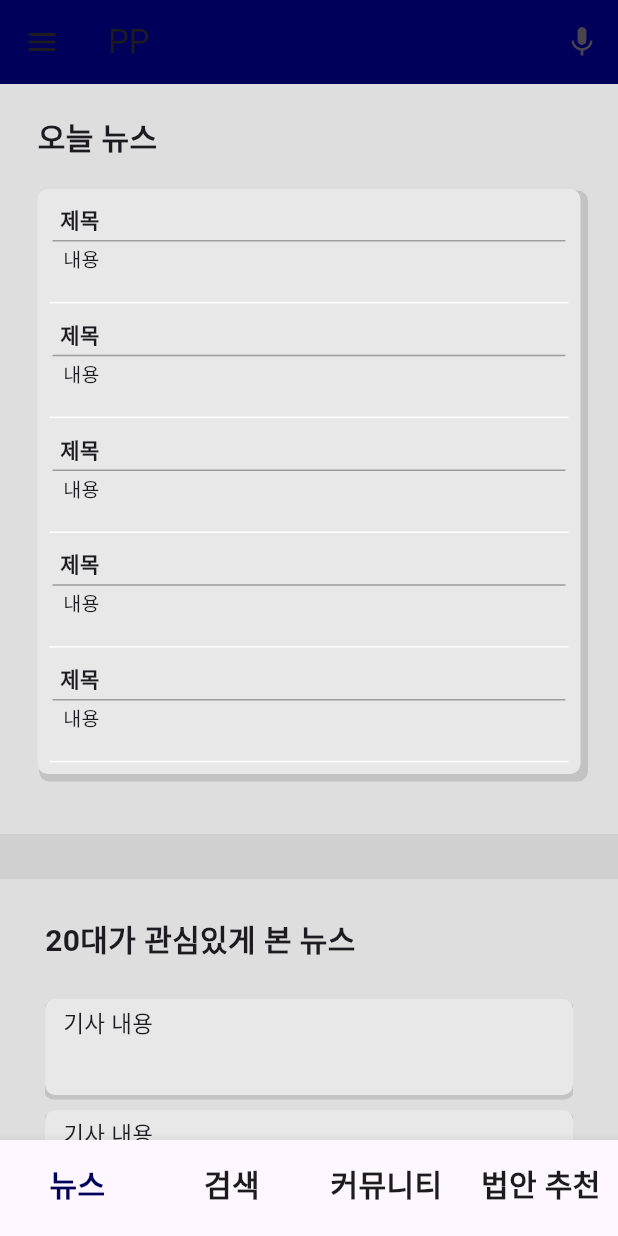
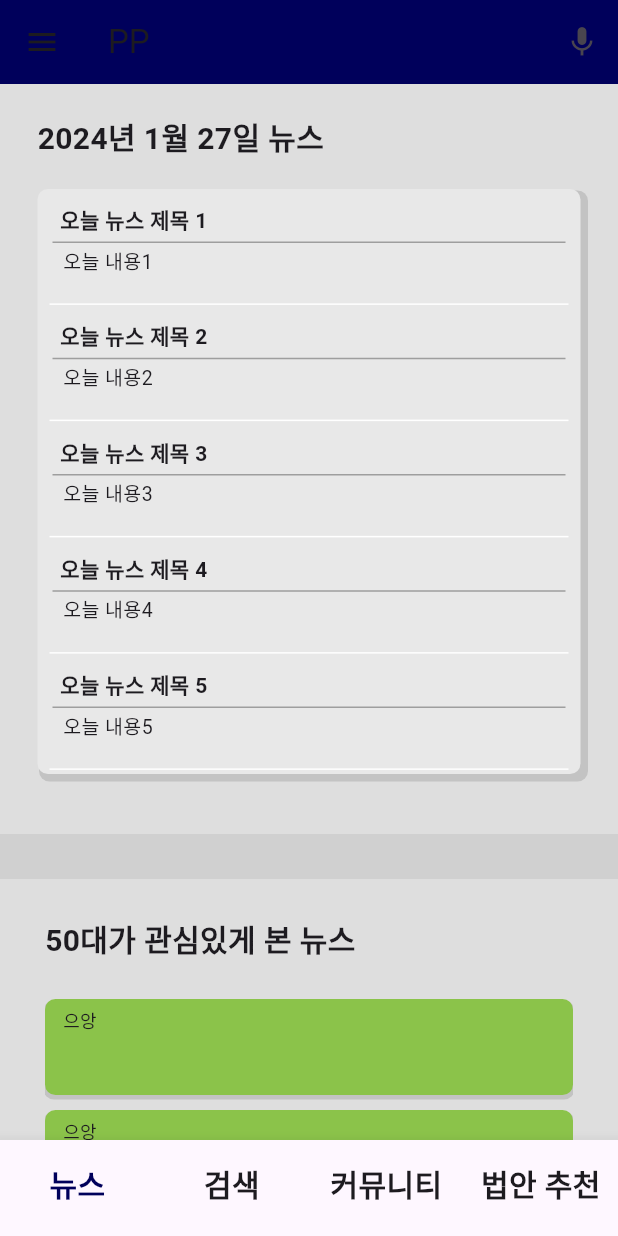
Before and after one commit to Government-Open-Data-Project/Client, a Flutter app: the screen it shows after launch, on a phone screen of 412 x 824 dp. Run offline on Flutter 3.47's test engine with Material 3 defaults, Android fonts, the phone set to English and light mode, and no system bars; our stand-ins replace dots_indicator.

Commit message:
fix. 홈 화면 동적 수정 아직 미완

```diff
--- a/lib/home.dart
+++ b/lib/home.dart
@@ -2,39 +2,44 @@ import 'package:flutter/material.dart';
 import 'package:dots_indicator/dots_indicator.dart';
 
 
-class PopupInfo {
-  final String title;
-  final String content;
-  PopupInfo({required this.title, required this.content});
+class NewsDetail {
+  final String title; // 기사 제목
+  final String content; // 기사 내용
+
+  NewsDetail({required this.title, required this.content});
 }
 
+class Newstopic {
+  DateTime date;
+  String local;
+  int age;
+  List<NewsDetail> newsList;
+
+  Newstopic({
+    required this.date,
+    this.local = " ",
+    this.age = 0,
+    List<NewsDetail>? newsList,
+  }) : this.newsList = newsList ?? [];
+}
 
 class home extends StatelessWidget {
-  final List<PopupInfo> todayNews = [
-    PopupInfo(title: "오늘 뉴스 제목 1 ", content: "오늘 내용 1"),
-    PopupInfo(title: "오늘 뉴스 제목 2", content: "오늘 내용2"),
-    PopupInfo(title: "오늘 뉴스 제목 3", content: "오늘 내용2"),
-    PopupInfo(title: "오늘 뉴스 제목 4", content: "오늘 내용2"),
-    PopupInfo(title: "오늘 뉴스 제목 5", content: "오늘 내용2"),
-  ];
+  final List<NewsDetail> todayNews;
+  final List<NewsDetail> ageNews;
+  final List<NewsDetail> localNews;
+  final Newstopic newsTopic;
 
-  final List<PopupInfo> ageNews = [
-    PopupInfo(title: "20대 제목 1", content: "20대 내용1"),
-    PopupInfo(title: "20대 제목 2", content: "20대 내용 2"),
-  ];
-
-  final List<PopupInfo> localNews = [
-    PopupInfo(title: "00지역 제목 1", content: "00지역 내용 1"),
-    PopupInfo(title: "00지역 제목 2", content: "00지역 내용 2"),
-  ];
-
-
-  home({Key? key}) : super(key: key);
+  home({Key? key, required this.todayNews, required this.ageNews, required this.localNews, required this.newsTopic}) : super(key: key);
 
   @override
   Widget build(BuildContext context) {
     final sizeX = MediaQuery.of(context).size.width;
-    final sizeY = MediaQuery.of(context).size.height;
+
+    // 현재 날짜 가져오기
+    DateTime now = DateTime.now();
+
+    String formattedDate = "${now.year}년 ${now.month}월 ${now.day}일";
+
     return Container(
       color: Color(0xFFD0D0D0),
       child: SingleChildScrollView(
@@ -53,10 +58,14 @@ class home extends StatelessWidget {
                   child: Column(
                     crossAxisAlignment: CrossAxisAlignment.start,
                     children: [
-                        Text("오늘 뉴스",
+                      Text(
+                        "$formattedDate 뉴스",
                         style: TextStyle(
-                                fontWeight: FontWeight.bold, fontSize: 20),
-                            textAlign: TextAlign.left),
+                          fontWeight: FontWeight.bold,
+                          fontSize: 20,
+                        ),
+                        textAlign: TextAlign.left,
+                      ),
                       SizedBox(
                         height: 20,
                       ),
@@ -73,17 +82,15 @@ class home extends StatelessWidget {
                               ),
                             ],
                           ),
-                            child: PageView(
-                              children: List.generate(
-                                5,
-                                    (pageIndex) => Container(
-                                  child: Column(
-                                    crossAxisAlignment: CrossAxisAlignment.start,
-                                    children: List.generate(
-                                      5,
-                                          (itemIndex) => GestureDetector(
+                          // 기사 목록을 빌드하는 부분
+                          child: PageView.builder(
+                            itemCount: 5,
+                            itemBuilder: (context, pageIndex) {
+                              return ListView.builder(
+                                itemCount: 5,
+                                itemBuilder: (context, itemIndex) {
+                                  return GestureDetector(
                                     onTap: () {
-                                          // 동적으로 팝업을 생성하여 보여줌
                                       showsPopup(context, todayNews[itemIndex]);
                                     },
                                     child: Container(
@@ -93,7 +100,7 @@ class home extends StatelessWidget {
                                           Padding(
                                             padding: EdgeInsets.fromLTRB(15, 10, 0, 0),
                                             child: Text(
-                                                  "제목",
+                                              todayNews[itemIndex].title,
                                               style: TextStyle(
                                                   fontWeight: FontWeight.bold, fontSize: 14),
                                             ),
@@ -106,19 +113,17 @@ class home extends StatelessWidget {
                                               height: 1,
                                             ),
                                           ),
-                                              // 기사 내용
                                           Container(
                                             width: double.infinity,
                                             height: 40,
                                             padding: EdgeInsets.fromLTRB(17, 2, 0, 0),
                                             child: Text(
-                                                  "내용",
+                                              todayNews[itemIndex].content,
                                               style: TextStyle(fontSize: 13),
                                             ),
                                           ),
                                           Container(
-                                              padding: EdgeInsets.symmetric(
-                                                  horizontal: 8),
+                                            padding: EdgeInsets.symmetric(horizontal: 8),
                                             child: Divider(
                                               color: Colors.white,
                                               height: 1.5,
@@ -127,11 +132,10 @@ class home extends StatelessWidget {
                                         ],
                                       ),
                                     ),
-                                          ),
-                                    ),
-                                  ),
-                                    ),
-                              ),
+                                  );
+                                },
+                              );
+                            },
                           ),
                         ),
                       ),
@@ -160,7 +164,7 @@ class home extends StatelessWidget {
                     crossAxisAlignment: CrossAxisAlignment.start,
                     children: [
                       Text(
-                        "20대가 관심있게 본 뉴스",
+                        "${newsTopic.age}대가 관심있게 본 뉴스",
                         style: TextStyle(
                             fontWeight: FontWeight.bold, fontSize: 20),
                       ),
@@ -168,7 +172,7 @@ class home extends StatelessWidget {
                         height: 25,
                       ),
                       News(popupInfos: ageNews), // 팝업 정보 전달
-                  ],//                    ],
+                    ], //                    ],
                   ),
                 ),
               ),
@@ -193,14 +197,15 @@ class home extends StatelessWidget {
                     crossAxisAlignment: CrossAxisAlignment.start,
                     children: [
                       Text(
-                        "00지역에서 관심있게 본 뉴스",
+                        "${newsTopic.local}에서 관심있게 본 뉴스",
                         style: TextStyle(
                             fontWeight: FontWeight.bold, fontSize: 20),
                       ),
                       SizedBox(
                         height: 25,
                       ),
-                  News(popupInfos: localNews), // 팝업 정보 전달                    ],
+                      News(popupInfos: localNews),
+                      // 팝업 정보 전달                    ],
                     ],
                   ),
                 ),
@@ -218,7 +223,7 @@ class home extends StatelessWidget {
 
 // 나이,지역별 관심있게 본 뉴스
 class News extends StatelessWidget {
-  final List<PopupInfo> popupInfos; // 생성자를 통해 전달되는 팝업 정보 목록
+  final List<NewsDetail> popupInfos; // 생성자를 통해 전달되는 팝업 정보 목록
   const News({Key? key, required this.popupInfos}) : super(key: key);
 
   @override
@@ -240,12 +245,13 @@ class News extends StatelessWidget {
                       showsPopup(context, popupInfos[itemIndex]);
                     },
                     child: Column(
+
                       children: [
                         Container(
                           height: 64,
                           width: sizeX,
                           decoration: BoxDecoration(
-                            color: Color(0xFFE8E8E8),
+                            color: Colors.lightGreen,
                             borderRadius: BorderRadius.circular(7),
                             boxShadow: [
                               BoxShadow(
@@ -261,9 +267,10 @@ class News extends StatelessWidget {
                               Padding(
                                 padding: EdgeInsets.fromLTRB(12, 5, 0, 0),
                                 child: Text(
-                                  "기사 내용",
+                                  "으앙",
+                                // popupInfos[itemIndex].content,
                                   style: TextStyle(
-                                    fontSize: 15,
+                                    fontSize: 12,
                                   ),
                                 ),
                               ),
@@ -284,16 +291,16 @@ class News extends StatelessWidget {
   }
 }
 
-
 //해당 뉴스 클릭 시 뜨는 팝업창
-void showsPopup(BuildContext context, PopupInfo popupInfo) {
+void showsPopup(BuildContext context, NewsDetail popupInfo) {
   showDialog(
     context: context,
     builder: (BuildContext context) {
       return AlertDialog(
         title: Text(popupInfo.title),
-        content: Text(popupInfo.content),
-        actions: [
+        content: SingleChildScrollView( // 팝업창에 스크롤 가능 하도록
+          child: Text(popupInfo.content),
+        ),        actions: [
           TextButton(
             onPressed: () {
               Navigator.of(context).pop();
--- a/lib/main.dart
+++ b/lib/main.dart
@@ -24,7 +24,33 @@ class _MyAppState extends State<MyApp> {
     return Scaffold(
       appBar: _getAppBar(),
       extendBodyBehindAppBar: false,
-      body: [home(), search(), community(), recommend()][tab],
+      body: [ home(
+        todayNews: [
+          NewsDetail(title: "오늘 뉴스 제목 1 ", content: "오늘 내용1"),
+          NewsDetail(title: "오늘 뉴스 제목 2 ", content: "오늘 내용2"),
+          NewsDetail(title: "오늘 뉴스 제목 3 ", content: "오늘 내용3"),
+          NewsDetail(title: "오늘 뉴스 제목 4 ", content: "오늘 내용4"),
+          NewsDetail(title: "오늘 뉴스 제목 5 ", content: "오늘 내용5"),
+
+
+        ],
+        ageNews: [
+          NewsDetail(title: "50대 제목 1", content: " 내용1"),
+
+        ],
+        localNews: [
+          NewsDetail(title: "지역 제목 1", content: " 내용 1"),
+
+        ],
+        newsTopic: Newstopic(
+          date: DateTime.now(),
+          local: "서울",
+          age: 50,
+
+        ),
+      ),
+
+        search(), community(), recommend()][tab],
       bottomNavigationBar: BottomNavigationBar(
         showUnselectedLabels: false,
         showSelectedLabels: false,
```
Lines whose indentation alone changed are shown as unchanged.
